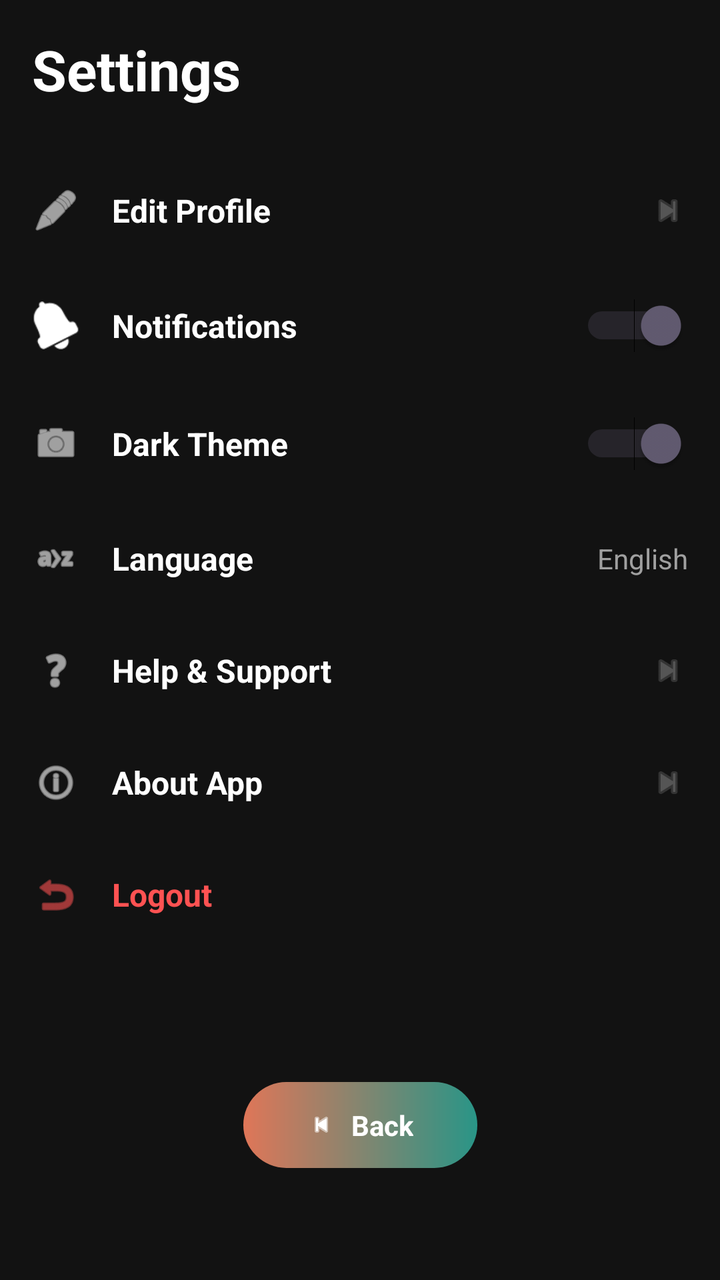
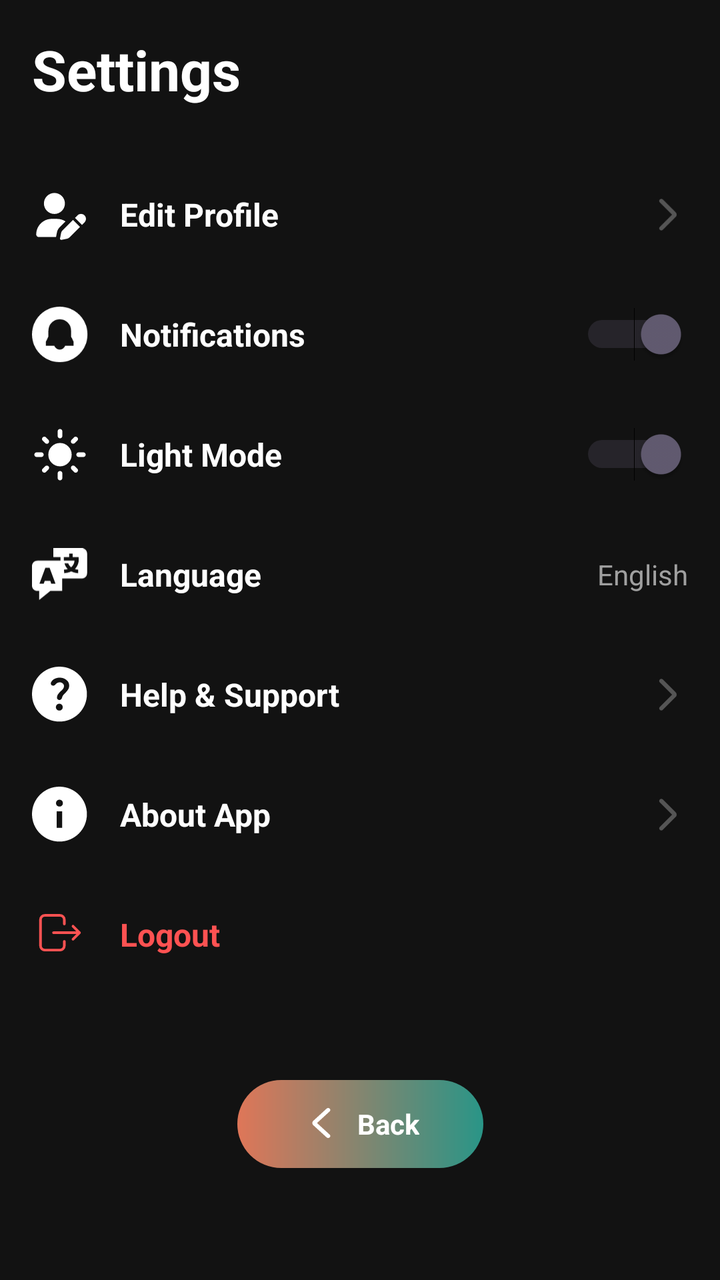

Before-and-after screenshots of an Android layout around one commit, followed by the original layout XML and the change that was made.
<!-- AndroidManifest.xml: application theme Theme.ViBePlayer -->
<!-- res/layout/fragment_app_settings.xml -->
<?xml version="1.0" encoding="utf-8"?>
<androidx.constraintlayout.widget.ConstraintLayout xmlns:android="http://schemas.android.com/apk/res/android"
    xmlns:app="http://schemas.android.com/apk/res-auto"
    android:layout_width="match_parent"
    android:layout_height="match_parent"
    android:background="@color/vibe_black"
    android:padding="16dp">

    <TextView
        android:id="@+id/txtSettingsHeader"
        android:layout_width="wrap_content"
        android:layout_height="wrap_content"
        android:text="Settings"
        android:textColor="@color/white"
        android:textSize="28sp"
        android:textStyle="bold"
        app:layout_constraintStart_toStartOf="parent"
        app:layout_constraintTop_toTopOf="parent" />

    <LinearLayout
        android:layout_width="match_parent"
        android:layout_height="wrap_content"
        android:layout_marginTop="24dp"
        android:orientation="vertical"
        app:layout_constraintTop_toBottomOf="@id/txtSettingsHeader">

        <LinearLayout
            android:id="@+id/rowEditProfile"
            android:layout_width="match_parent"
            android:layout_height="wrap_content"
            android:background="?attr/selectableItemBackground"
            android:clickable="true"
            android:focusable="true"
            android:gravity="center_vertical"
            android:orientation="horizontal"
            android:paddingVertical="16dp">

            <ImageView
                android:layout_width="24dp"
                android:layout_height="24dp"
                android:src="@android:drawable/ic_menu_edit"
                app:tint="@color/white" />

            <TextView
                android:layout_width="0dp"
                android:layout_height="wrap_content"
                android:layout_marginStart="16dp"
                android:layout_weight="1"
                android:text="Edit Profile"
                android:textColor="@color/white"
                android:textSize="16sp"
                android:textStyle="bold" />

            <ImageView
                android:layout_width="20dp"
                android:layout_height="20dp"
                android:src="@android:drawable/ic_media_next"
                app:tint="#555555" />
        </LinearLayout>

        <LinearLayout
            android:layout_width="match_parent"
            android:layout_height="wrap_content"
            android:gravity="center_vertical"
            android:orientation="horizontal"
            android:paddingVertical="16dp">

            <ImageView
                android:layout_width="24dp"
                android:layout_height="24dp"
                android:src="@android:drawable/ic_popup_reminder"
                app:tint="@color/white" />

            <TextView
                android:layout_width="0dp"
                android:layout_height="wrap_content"
                android:layout_marginStart="16dp"
                android:layout_weight="1"
                android:text="Notifications"
                android:textColor="@color/white"
                android:textSize="16sp"
                android:textStyle="bold" />

            <Switch
                android:id="@+id/switchNotifications"
                android:layout_width="wrap_content"
                android:layout_height="wrap_content"
                android:checked="true" />
        </LinearLayout>

        <LinearLayout
            android:layout_width="match_parent"
            android:layout_height="wrap_content"
            android:gravity="center_vertical"
            android:orientation="horizontal"
            android:paddingVertical="16dp">

            <ImageView
                android:layout_width="24dp"
                android:layout_height="24dp"
                android:src="@android:drawable/ic_menu_camera"
                app:tint="@color/white" />

            <TextView
                android:layout_width="0dp"
                android:layout_height="wrap_content"
                android:layout_marginStart="16dp"
                android:layout_weight="1"
                android:text="Dark Theme"
                android:textColor="@color/white"
                android:textSize="16sp"
                android:textStyle="bold" />

            <Switch
                android:id="@+id/switchDarkTheme"
                android:layout_width="wrap_content"
                android:layout_height="wrap_content"
                android:checked="true" />
        </LinearLayout>

        <LinearLayout
            android:id="@+id/rowLanguage"
            android:layout_width="match_parent"
            android:layout_height="wrap_content"
            android:background="?attr/selectableItemBackground"
            android:clickable="true"
            android:focusable="true"
            android:gravity="center_vertical"
            android:orientation="horizontal"
            android:paddingVertical="16dp">

            <ImageView
                android:layout_width="24dp"
                android:layout_height="24dp"
                android:src="@android:drawable/ic_menu_sort_alphabetically"
                app:tint="@color/white" />

            <TextView
                android:layout_width="0dp"
                android:layout_height="wrap_content"
                android:layout_marginStart="16dp"
                android:layout_weight="1"
                android:text="Language"
                android:textColor="@color/white"
                android:textSize="16sp"
                android:textStyle="bold" />

            <TextView
                android:layout_width="wrap_content"
                android:layout_height="wrap_content"
                android:text="English"
                android:textColor="#A0A0A0"
                android:textSize="14sp" />
        </LinearLayout>

        <LinearLayout
            android:id="@+id/rowHelp"
            android:layout_width="match_parent"
            android:layout_height="wrap_content"
            android:background="?attr/selectableItemBackground"
            android:clickable="true"
            android:focusable="true"
            android:gravity="center_vertical"
            android:orientation="horizontal"
            android:paddingVertical="16dp">

            <ImageView
                android:layout_width="24dp"
                android:layout_height="24dp"
                android:src="@android:drawable/ic_menu_help"
                app:tint="@color/white" />

            <TextView
                android:layout_width="0dp"
                android:layout_height="wrap_content"
                android:layout_marginStart="16dp"
                android:layout_weight="1"
                android:text="Help &amp; Support"
                android:textColor="@color/white"
                android:textSize="16sp"
                android:textStyle="bold" />

            <ImageView
                android:layout_width="20dp"
                android:layout_height="20dp"
                android:src="@android:drawable/ic_media_next"
                app:tint="#555555" />
        </LinearLayout>

        <LinearLayout
            android:id="@+id/rowAbout"
            android:layout_width="match_parent"
            android:layout_height="wrap_content"
            android:background="?attr/selectableItemBackground"
            android:clickable="true"
            android:focusable="true"
            android:gravity="center_vertical"
            android:orientation="horizontal"
            android:paddingVertical="16dp">

            <ImageView
                android:layout_width="24dp"
                android:layout_height="24dp"
                android:src="@android:drawable/ic_menu_info_details"
                app:tint="@color/white" />

            <TextView
                android:layout_width="0dp"
                android:layout_height="wrap_content"
                android:layout_marginStart="16dp"
                android:layout_weight="1"
                android:text="About App"
                android:textColor="@color/white"
                android:textSize="16sp"
                android:textStyle="bold" />

            <ImageView
                android:layout_width="20dp"
                android:layout_height="20dp"
                android:src="@android:drawable/ic_media_next"
                app:tint="#555555" />
        </LinearLayout>

        <LinearLayout
            android:id="@+id/rowLogout"
            android:layout_width="match_parent"
            android:layout_height="wrap_content"
            android:background="?attr/selectableItemBackground"
            android:clickable="true"
            android:focusable="true"
            android:gravity="center_vertical"
            android:orientation="horizontal"
            android:paddingVertical="16dp">

            <ImageView
                android:layout_width="24dp"
                android:layout_height="24dp"
                android:src="@android:drawable/ic_menu_revert"
                app:tint="#FF5252" />

            <TextView
                android:layout_width="0dp"
                android:layout_height="wrap_content"
                android:layout_marginStart="16dp"
                android:layout_weight="1"
                android:text="Logout"
                android:textColor="#FF5252"
                android:textSize="16sp"
                android:textStyle="bold" />
        </LinearLayout>

    </LinearLayout>

    <LinearLayout
        android:id="@+id/btnSettingsBack"
        android:layout_width="wrap_content"
        android:layout_height="wrap_content"
        android:layout_marginBottom="40dp"
        android:background="@drawable/bg_chip_outline"
        android:gravity="center"
        android:orientation="horizontal"
        android:paddingHorizontal="32dp"
        android:paddingVertical="12dp"
        app:layout_constraintBottom_toBottomOf="parent"
        app:layout_constraintEnd_toEndOf="parent"
        app:layout_constraintStart_toStartOf="parent">

        <ImageView
            android:layout_width="14dp"
            android:layout_height="14dp"
            android:src="@android:drawable/ic_media_previous"
            app:tint="@color/white" />

        <TextView
            android:layout_width="wrap_content"
            android:layout_height="wrap_content"
            android:layout_marginStart="8dp"
            android:text="Back"
            android:textColor="@color/white"
            android:textSize="14sp"
            android:textStyle="bold" />
    </LinearLayout>

</androidx.constraintlayout.widget.ConstraintLayout>
<!-- resources referenced by this layout -->
<resources>
  <!-- unchanged entries left out for length: 5 -->
</resources>

<!-- the commit's change to res/layout/fragment_app_settings.xml (unified diff, before → after) -->
@@ -36,9 +36,9 @@
             android:paddingVertical="16dp">
 
             <ImageView
-                android:layout_width="24dp"
-                android:layout_height="24dp"
-                android:src="@android:drawable/ic_menu_edit"
+                android:layout_width="28dp"
+                android:layout_height="28dp"
+                android:src="@drawable/ic_user_edit"
                 app:tint="@color/white" />
 
             <TextView
@@ -54,7 +54,7 @@
             <ImageView
                 android:layout_width="20dp"
                 android:layout_height="20dp"
-                android:src="@android:drawable/ic_media_next"
+                android:src="@drawable/ic_forward_arrow"
                 app:tint="#555555" />
         </LinearLayout>
 
@@ -66,9 +66,9 @@
             android:paddingVertical="16dp">
 
             <ImageView
-                android:layout_width="24dp"
-                android:layout_height="24dp"
-                android:src="@android:drawable/ic_popup_reminder"
+                android:layout_width="28dp"
+                android:layout_height="28dp"
+                android:src="@drawable/ic_notification"
                 app:tint="@color/white" />
 
             <TextView
@@ -96,17 +96,17 @@
             android:paddingVertical="16dp">
 
             <ImageView
-                android:layout_width="24dp"
-                android:layout_height="24dp"
-                android:src="@android:drawable/ic_menu_camera"
-                app:tint="@color/white" />
-
-            <TextView
-                android:layout_width="0dp"
-                android:layout_height="wrap_content"
-                android:layout_marginStart="16dp"
-                android:layout_weight="1"
-                android:text="Dark Theme"
+                android:layout_width="28dp"
+                android:layout_height="28dp"
+                android:src="@drawable/ic_light_mode"
+                app:tint="@color/white" />
+
+            <TextView
+                android:layout_width="0dp"
+                android:layout_height="wrap_content"
+                android:layout_marginStart="16dp"
+                android:layout_weight="1"
+                android:text="Light Mode"
                 android:textColor="@color/white"
                 android:textSize="16sp"
                 android:textStyle="bold" />
@@ -130,9 +130,9 @@
             android:paddingVertical="16dp">
 
             <ImageView
-                android:layout_width="24dp"
-                android:layout_height="24dp"
-                android:src="@android:drawable/ic_menu_sort_alphabetically"
+                android:layout_width="28dp"
+                android:layout_height="28dp"
+                android:src="@drawable/ic_language"
                 app:tint="@color/white" />
 
             <TextView
@@ -165,9 +165,9 @@
             android:paddingVertical="16dp">
 
             <ImageView
-                android:layout_width="24dp"
-                android:layout_height="24dp"
-                android:src="@android:drawable/ic_menu_help"
+                android:layout_width="28dp"
+                android:layout_height="28dp"
+                android:src="@drawable/ic_help"
                 app:tint="@color/white" />
 
             <TextView
@@ -183,7 +183,7 @@
             <ImageView
                 android:layout_width="20dp"
                 android:layout_height="20dp"
-                android:src="@android:drawable/ic_media_next"
+                android:src="@drawable/ic_forward_arrow"
                 app:tint="#555555" />
         </LinearLayout>
 
@@ -199,9 +199,9 @@
             android:paddingVertical="16dp">
 
             <ImageView
-                android:layout_width="24dp"
-                android:layout_height="24dp"
-                android:src="@android:drawable/ic_menu_info_details"
+                android:layout_width="28dp"
+                android:layout_height="28dp"
+                android:src="@drawable/ic_info"
                 app:tint="@color/white" />
 
             <TextView
@@ -217,7 +217,7 @@
             <ImageView
                 android:layout_width="20dp"
                 android:layout_height="20dp"
-                android:src="@android:drawable/ic_media_next"
+                android:src="@drawable/ic_forward_arrow"
                 app:tint="#555555" />
         </LinearLayout>
 
@@ -233,9 +233,9 @@
             android:paddingVertical="16dp">
 
             <ImageView
-                android:layout_width="24dp"
-                android:layout_height="24dp"
-                android:src="@android:drawable/ic_menu_revert"
+                android:layout_width="28dp"
+                android:layout_height="28dp"
+                android:src="@drawable/ic_logout"
                 app:tint="#FF5252" />
 
             <TextView
@@ -266,9 +266,9 @@
         app:layout_constraintStart_toStartOf="parent">
 
         <ImageView
-            android:layout_width="14dp"
-            android:layout_height="14dp"
-            android:src="@android:drawable/ic_media_previous"
+            android:layout_width="20dp"
+            android:layout_height="20dp"
+            android:src="@drawable/ic_back_arrow"
             app:tint="@color/white" />
 
         <TextView
<!-- resource entries referenced after the edit -->
@@ -1,5 +1,89 @@
 <!-- resources referenced by this layout -->
 <resources>
+  <!-- drawable ic_back_arrow (drawable) -->
+  <vector xmlns:android="http://schemas.android.com/apk/res/android"
+      android:width="40dp"
+      android:height="40dp"
+      android:viewportWidth="40"
+      android:viewportHeight="40">
+    <path
+        android:pathData="M15.694,19.011L28.354,30.638C28.785,31.034 28.993,31.495 28.979,32.022C28.965,32.55 28.743,33.011 28.311,33.407C27.879,33.802 27.377,34 26.804,34C26.231,34 25.728,33.802 25.297,33.407L12.033,21.265C11.689,20.948 11.431,20.593 11.258,20.197C11.086,19.802 11,19.406 11,19.011C11,18.615 11.086,18.22 11.258,17.824C11.431,17.429 11.689,17.073 12.033,16.756L25.297,4.575C25.727,4.179 26.237,3.988 26.826,4.001C27.415,4.013 27.925,4.218 28.354,4.614C28.784,5.011 28.999,5.472 29,5.999C29.001,6.525 28.786,6.986 28.354,7.383L15.694,19.011Z"
+        android:fillColor="#ffffff"/>
+  </vector>
+  <!-- drawable ic_forward_arrow (drawable) -->
+  <vector xmlns:android="http://schemas.android.com/apk/res/android"
+      android:width="18dp"
+      android:height="18dp"
+      android:viewportWidth="18"
+      android:viewportHeight="18">
+    <path
+        android:pathData="M10.838,9L5.325,14.512C5.138,14.7 5.047,14.919 5.053,15.169C5.059,15.419 5.156,15.637 5.344,15.825C5.532,16.012 5.751,16.106 6,16.106C6.25,16.106 6.468,16.012 6.656,15.825L12.431,10.069C12.581,9.919 12.694,9.75 12.769,9.562C12.844,9.375 12.881,9.187 12.881,9C12.881,8.812 12.844,8.625 12.769,8.437C12.694,8.25 12.581,8.081 12.431,7.931L6.656,2.156C6.469,1.969 6.247,1.878 5.99,1.884C5.734,1.89 5.512,1.987 5.325,2.175C5.138,2.363 5.044,2.582 5.044,2.831C5.043,3.081 5.137,3.299 5.325,3.487L10.838,9Z"
+        android:fillColor="#ffffff"/>
+  </vector>
+  <!-- drawable ic_help: vector/xml drawable (drawable, 2218 chars, omitted) -->
+  <!-- drawable ic_info (drawable) -->
+  <vector xmlns:android="http://schemas.android.com/apk/res/android"
+      android:width="34dp"
+      android:height="34dp"
+      android:viewportWidth="34"
+      android:viewportHeight="34">
+    <path
+        android:pathData="M16.667,0C25.872,0 33.333,7.462 33.333,16.667C33.333,25.871 25.872,33.333 16.667,33.333C7.462,33.333 0,25.871 0,16.667C0,7.462 7.462,0 16.667,0ZM18.337,15H15.004V25H18.337V15ZM16.684,7.917C15.468,7.917 14.587,8.793 14.587,9.977C14.587,11.208 15.445,12.083 16.684,12.083C17.874,12.083 18.754,11.208 18.754,10C18.754,8.793 17.874,7.917 16.684,7.917Z"
+        android:fillColor="#ffffff"
+        android:fillType="evenOdd"/>
+  </vector>
+  <!-- drawable ic_language (drawable) -->
+  <vector xmlns:android="http://schemas.android.com/apk/res/android"
+      android:width="35dp"
+      android:height="33dp"
+      android:viewportWidth="35"
+      android:viewportHeight="33">
+    <path
+        android:pathData="M31.111,0H13.333V5.556H17.778V7.778H3.333C1.444,7.778 0,9.222 0,11.111V23.333C0,25.222 1.444,26.667 3.333,26.667H4.444V32.333L11.444,26.667H18.889V18.889H31.111C33,18.889 34.444,17.444 34.444,15.556V3.333C34.444,1.444 33,0 31.111,0ZM12,22.111L11.444,20.333H8L7.333,22.111H4.667L8.333,12.222H11L14.667,22.111H12ZM28.889,13.333V15.556C27.444,15.556 25.889,15.111 24.556,14.444C23.222,15.111 21.667,15.444 20.111,15.556L20,13.333C20.778,13.333 21.556,13.222 22.333,13C21.333,12 20.667,10.778 20.333,9.444H22.667C23,10.444 23.667,11.222 24.444,11.889C25.667,10.889 26.444,9.444 26.556,7.778H19.889V5.556H23.222V3.333H25.444V5.556H29.111L29.222,6.667C29.333,9 28.444,11.333 26.778,13C27.556,13.222 28.222,13.333 28.889,13.333Z"
+        android:fillColor="#ffffff"/>
+  </vector>
+  <!-- drawable ic_light_mode: vector/xml drawable (drawable, 3302 chars, omitted) -->
+  <!-- drawable ic_logout (drawable) -->
+  <vector xmlns:android="http://schemas.android.com/apk/res/android"
+      android:width="40dp"
+      android:height="43dp"
+      android:viewportWidth="40"
+      android:viewportHeight="43">
+    <path
+        android:pathData="M23.333,13.333V10C23.333,9.116 22.982,8.268 22.357,7.643C21.732,7.018 20.884,6.667 20,6.667H8.333C7.449,6.667 6.601,7.018 5.976,7.643C5.351,8.268 5,9.116 5,10V30C5,30.884 5.351,31.732 5.976,32.357C6.601,32.982 7.449,33.333 8.333,33.333H20C20.884,33.333 21.732,32.982 22.357,32.357C22.982,31.732 23.333,30.884 23.333,30V26.667"
+        android:strokeLineJoin="round"
+        android:strokeWidth="2"
+        android:fillColor="#00000000"
+        android:strokeColor="#FF5F5F"
+        android:strokeLineCap="round"/>
+    <path
+        android:pathData="M15,20H35M35,20L30,15M35,20L30,25"
+        android:strokeLineJoin="round"
+        android:strokeWidth="2"
+        android:fillColor="#00000000"
+        android:strokeColor="#FF5F5F"
+        android:strokeLineCap="round"/>
+  </vector>
+  <!-- drawable ic_notification (drawable) -->
+  <vector xmlns:android="http://schemas.android.com/apk/res/android"
+      android:width="37dp"
+      android:height="37dp"
+      android:viewportWidth="37"
+      android:viewportHeight="37">
+    <path
+        android:pathData="M36.667,18.333C36.667,28.458 28.458,36.667 18.333,36.667C8.208,36.667 0,28.458 0,18.333C0,8.208 8.208,0 18.333,0C28.458,0 36.667,8.208 36.667,18.333ZM9.167,25.833H14.797C15.055,26.565 15.533,27.199 16.167,27.647C16.8,28.096 17.557,28.337 18.333,28.337C19.109,28.337 19.866,28.096 20.5,27.647C21.133,27.199 21.612,26.565 21.87,25.833H27.5V23.137L25.833,19.803V15.833C25.833,13.844 25.043,11.937 23.637,10.53C22.23,9.124 20.323,8.333 18.333,8.333C16.344,8.333 14.437,9.124 13.03,10.53C11.623,11.937 10.833,13.844 10.833,15.833V19.803L9.167,23.137V25.833Z"
+        android:fillColor="#ffffff"/>
+  </vector>
+  <!-- drawable ic_user_edit (drawable) -->
+  <vector xmlns:android="http://schemas.android.com/apk/res/android"
+      android:width="24dp"
+      android:height="24dp"
+      android:viewportWidth="24"
+      android:viewportHeight="24">
+    <path
+        android:pathData="M9.604,11.7C12.09,11.7 14.104,9.686 14.104,7.2C14.104,4.714 12.09,2.7 9.604,2.7C7.117,2.7 5.104,4.714 5.104,7.2C5.104,9.686 7.117,11.7 9.604,11.7ZM8.49,13.8C4.796,13.8 1.804,16.792 1.804,20.486C1.804,21.101 2.302,21.6 2.917,21.6H10.286L10.695,19.556C10.856,18.743 11.257,17.996 11.842,17.411L14.366,14.887C13.316,14.201 12.064,13.804 10.714,13.804H8.486L8.49,13.8ZM12.461,19.909L12.015,22.144C12.007,22.177 12.004,22.215 12.004,22.253C12.004,22.552 12.248,22.8 12.551,22.8C12.589,22.8 12.623,22.796 12.66,22.789L14.895,22.343C15.36,22.249 15.788,22.02 16.121,21.686L20.58,17.228L17.58,14.227L13.121,18.686C12.788,19.02 12.559,19.448 12.465,19.913L12.461,19.909ZM22.504,15.296C23.333,14.467 23.333,13.125 22.504,12.296C21.675,11.467 20.333,11.467 19.504,12.296L18.424,13.376L21.424,16.376L22.504,15.296Z"
+        android:fillColor="#ffffff"/>
+  </vector>
   <!-- unchanged entries left out for length: 5 -->
 </resources>
 
